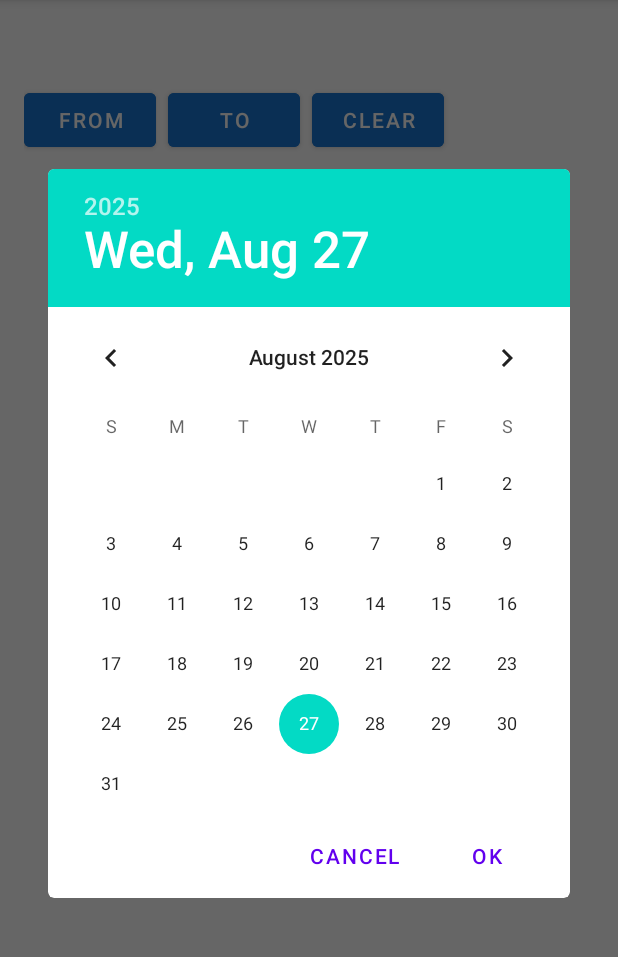
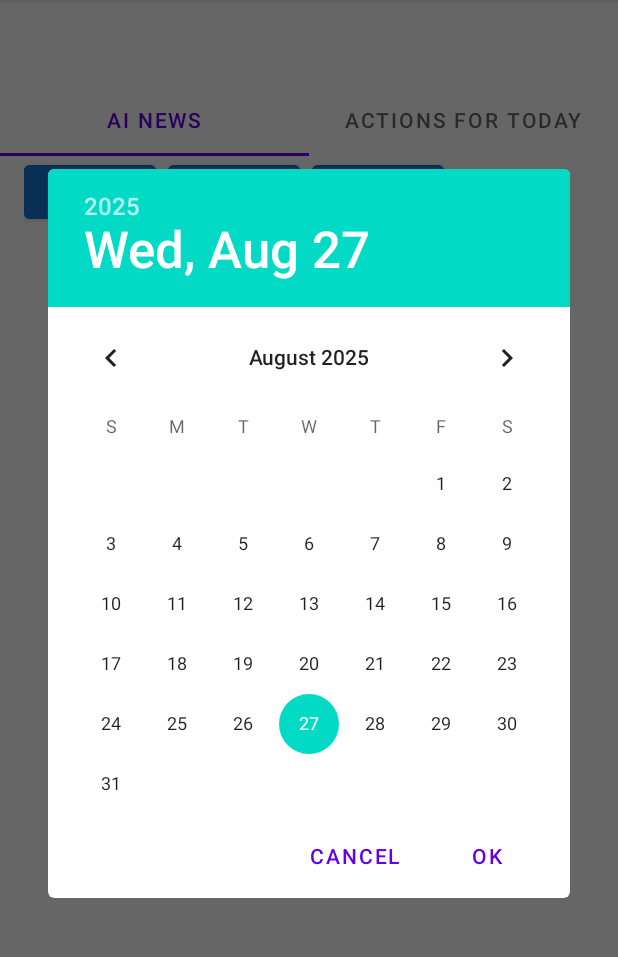
Before and after one commit to SpyrosMagripis/AInewsMakerFetcher, an Android app: the screen it shows after launch (MainActivity), after a tap on "FROM", on a phone screen of 412 x 824 dp, the part 84-1041 px from its top. Run offline under Robolectric (Android 15) with nearby library versions, the phone set to English and light mode, and no system bars.

Commit message:
Implement tab-based UI with Reports and Actions fragments
Co-authored-by: SpyrosMagripis <212277895+SpyrosMagripis@users.noreply.github.com>

```diff
--- a/app/build.gradle.kts
+++ b/app/build.gradle.kts
@@ -41,6 +41,8 @@ dependencies {
     implementation(libs.androidx.appcompat)
     implementation(libs.material)
     implementation(libs.commonmark)
+    implementation(libs.androidx.fragment.ktx)
+    implementation(libs.androidx.viewpager2)
     testImplementation(libs.junit)
     androidTestImplementation(libs.androidx.junit)
     androidTestImplementation(libs.androidx.espresso.core)
--- a/app/src/main/java/com/spymag/ainewsmakerfetcher/MainActivity.kt
+++ b/app/src/main/java/com/spymag/ainewsmakerfetcher/MainActivity.kt
@@ -1,34 +1,24 @@
 package com.spymag.ainewsmakerfetcher
 
-import android.app.DatePickerDialog
-import android.content.Intent
 import android.content.res.Configuration
 import android.os.Bundle
 import android.view.Menu
 import android.view.MenuItem
 import android.view.View
-import android.widget.Button
-import android.widget.ListView
 import androidx.appcompat.app.AppCompatActivity
 import androidx.core.view.ViewCompat
 import androidx.core.view.WindowCompat
 import androidx.core.view.WindowInsetsCompat
 import androidx.core.view.WindowInsetsControllerCompat
-import org.json.JSONArray
-import java.net.HttpURLConnection
-import java.net.URL
-import java.time.LocalDate
-import java.util.Calendar
-import kotlin.concurrent.thread
+import androidx.viewpager2.widget.ViewPager2
+import com.google.android.material.tabs.TabLayout
+import com.google.android.material.tabs.TabLayoutMediator
 
 class MainActivity : AppCompatActivity() {
 
-    private lateinit var listView: ListView
-    private lateinit var adapter: ReportAdapter
-
-    private val allReports = mutableListOf<Report>()
-    private var fromDate: LocalDate? = null
-    private var toDate: LocalDate? = null
+    private lateinit var viewPager: ViewPager2
+    private lateinit var tabLayout: TabLayout
+    private lateinit var tabsAdapter: TabsAdapter
 
     override fun onCreate(savedInstanceState: Bundle?) {
         super.onCreate(savedInstanceState)
@@ -59,32 +49,23 @@ class MainActivity : AppCompatActivity() {
             WindowInsetsCompat.CONSUMED
         }
 
-        listView = findViewById(R.id.listReports)
-        adapter = ReportAdapter(this, mutableListOf())
-        listView.adapter = adapter
-        listView.setOnItemClickListener { _, _, position, _ ->
-            val report = adapter.getItem(position)
-            if (report != null) {
-                val intent = Intent(this, ReportActivity::class.java)
-                intent.putExtra("url", report.url)
-                startActivity(intent)
+        setupTabs()
+    }
+
+    private fun setupTabs() {
+        viewPager = findViewById(R.id.viewPager)
+        tabLayout = findViewById(R.id.tabLayout)
+
+        tabsAdapter = TabsAdapter(this)
+        viewPager.adapter = tabsAdapter
+
+        TabLayoutMediator(tabLayout, viewPager) { tab, position ->
+            tab.text = when (position) {
+                0 -> getString(R.string.tab_reports)
+                1 -> getString(R.string.tab_actions)
+                else -> ""
             }
-        }
-        findViewById<Button>(R.id.btnClearFilter).setOnClickListener {
-            fromDate = null
-            toDate = null
-            applyFilter()
-        }
-        findViewById<Button>(R.id.btnFromDate).setOnClickListener { pickDate { date ->
-            fromDate = date
-            applyFilter()
-        } }
-        findViewById<Button>(R.id.btnToDate).setOnClickListener { pickDate { date ->
-            toDate = date
-            applyFilter()
-        } }
-
-        fetchReports()
+        }.attach()
     }
 
     override fun onCreateOptionsMenu(menu: Menu): Boolean {
@@ -95,60 +76,11 @@ class MainActivity : AppCompatActivity() {
     override fun onOptionsItemSelected(item: MenuItem): Boolean {
         return when (item.itemId) {
             R.id.action_refresh -> {
-                fetchReports()
+                val currentPosition = viewPager.currentItem
+                tabsAdapter.refreshCurrentData(currentPosition)
                 true
             }
             else -> super.onOptionsItemSelected(item)
         }
     }
-
-    private fun fetchReports() {
-        thread {
-            try {
-                val url = URL("https://api.github.com/repos/spymag/AInewsMaker/contents/reports")
-                val conn = url.openConnection() as HttpURLConnection
-                conn.connect()
-                val json = conn.inputStream.bufferedReader().use { it.readText() }
-                val fetched = parseReports(json)
-                allReports.clear()
-                allReports.addAll(fetched)
-                runOnUiThread { applyFilter() }
-            } catch (e: Exception) {
-                e.printStackTrace()
-            }
-        }
-    }
-
-    private fun parseReports(json: String): List<Report> {
-        val arr = JSONArray(json)
-        val list = mutableListOf<Report>()
-        val dateRegex = Regex("(\\d{4}-\\d{2}-\\d{2})")
-        for (i in 0 until arr.length()) {
-            val obj = arr.getJSONObject(i)
-            val name = obj.getString("name")
-            if (name.endsWith(".md")) {
-                val url = obj.getString("download_url")
-                val match = dateRegex.find(name)
-                val date = match?.let { LocalDate.parse(it.value) } ?: LocalDate.MIN
-                list.add(Report(name, date, url))
-            }
-        }
-        return list.sortedByDescending { it.date }
-    }
-
-    private fun applyFilter() {
-        val filtered = allReports.filter { report ->
-            val afterFrom = fromDate?.let { !report.date.isBefore(it) } ?: true
-            val beforeTo = toDate?.let { !report.date.isAfter(it) } ?: true
-            afterFrom && beforeTo
-        }
-        adapter.update(filtered)
-    }
-
-    private fun pickDate(onDate: (LocalDate) -> Unit) {
-        val now = Calendar.getInstance()
-        DatePickerDialog(this, { _, year, month, day ->
-            onDate(LocalDate.of(year, month + 1, day))
-        }, now.get(Calendar.YEAR), now.get(Calendar.MONTH), now.get(Calendar.DAY_OF_MONTH)).show()
-    }
 }
--- /dev/null
+++ b/app/src/main/java/com/spymag/ainewsmakerfetcher/ReportsFragment.kt
@@ -0,0 +1,121 @@
+package com.spymag.ainewsmakerfetcher
+
+import android.app.DatePickerDialog
+import android.content.Intent
+import android.os.Bundle
+import android.view.LayoutInflater
+import android.view.View
+import android.view.ViewGroup
+import android.widget.Button
+import android.widget.ListView
+import androidx.fragment.app.Fragment
+import org.json.JSONArray
+import java.net.HttpURLConnection
+import java.net.URL
+import java.time.LocalDate
+import java.util.Calendar
+import kotlin.concurrent.thread
+
+class ReportsFragment : Fragment() {
+
+    private lateinit var listView: ListView
+    private lateinit var adapter: ReportAdapter
+
+    private val allReports = mutableListOf<Report>()
+    private var fromDate: LocalDate? = null
+    private var toDate: LocalDate? = null
+
+    override fun onCreateView(
+        inflater: LayoutInflater,
+        container: ViewGroup?,
+        savedInstanceState: Bundle?
+    ): View? {
+        return inflater.inflate(R.layout.fragment_reports, container, false)
+    }
+
+    override fun onViewCreated(view: View, savedInstanceState: Bundle?) {
+        super.onViewCreated(view, savedInstanceState)
+
+        listView = view.findViewById(R.id.listReports)
+        adapter = ReportAdapter(requireContext(), mutableListOf())
+        listView.adapter = adapter
+        listView.setOnItemClickListener { _, _, position, _ ->
+            val report = adapter.getItem(position)
+            if (report != null) {
+                val intent = Intent(requireContext(), ReportActivity::class.java)
+                intent.putExtra("url", report.url)
+                startActivity(intent)
+            }
+        }
+
+        view.findViewById<Button>(R.id.btnClearFilter).setOnClickListener {
+            fromDate = null
+            toDate = null
+            applyFilter()
+        }
+        view.findViewById<Button>(R.id.btnFromDate).setOnClickListener { pickDate { date ->
+            fromDate = date
+            applyFilter()
+        } }
+        view.findViewById<Button>(R.id.btnToDate).setOnClickListener { pickDate { date ->
+            toDate = date
+            applyFilter()
+        } }
+
+        fetchReports()
+    }
+
+    fun refreshData() {
+        fetchReports()
+    }
+
+    private fun fetchReports() {
+        thread {
+            try {
+                val url = URL("https://api.github.com/repos/spymag/AInewsMaker/contents/reports")
+                val conn = url.openConnection() as HttpURLConnection
+                conn.connect()
+                val json = conn.inputStream.bufferedReader().use { it.readText() }
+                val fetched = parseReports(json)
+                allReports.clear()
+                allReports.addAll(fetched)
+                activity?.runOnUiThread { applyFilter() }
+            } catch (e: Exception) {
+                e.printStackTrace()
+            }
+        }
+    }
+
+    private fun parseReports(json: String): List<Report> {
+        val arr = JSONArray(json)
+        val list = mutableListOf<Report>()
+        val dateRegex = Regex("(\\d{4}-\\d{2}-\\d{2})")
+        for (i in 0 until arr.length()) {
+            val obj = arr.getJSONObject(i)
+            val name = obj.getString("name")
+            if (name.endsWith(".md")) {
+                val url = obj.getString("download_url")
+                val match = dateRegex.find(name)
+                val date = match?.let { LocalDate.parse(it.value) } ?: LocalDate.MIN
+                list.add(Report(name, date, url))
+            }
+        }
+        return list.sortedByDescending { it.date }
+    }
+
+    private fun applyFilter() {
+        val filtered = allReports.filter { report ->
+            val afterFrom = fromDate?.let { !report.date.isBefore(it) } ?: true
+            val beforeTo = toDate?.let { !report.date.isAfter(it) } ?: true
+            afterFrom && beforeTo
+        }
+        adapter.update(filtered)
+    }
+
+    private fun pickDate(onDate: (LocalDate) -> Unit) {
+        val now = Calendar.getInstance()
+        DatePickerDialog(requireContext(), { _, year, month, day ->
+            onDate(LocalDate.of(year, month + 1, day))
+        }, now.get(Calendar.YEAR), now.get(Calendar.MONTH), now.get(Calendar.DAY_OF_MONTH)).show()
+    }
+}
--- /dev/null
+++ b/app/src/main/java/com/spymag/ainewsmakerfetcher/TabsAdapter.kt
@@ -0,0 +1,28 @@
+package com.spymag.ainewsmakerfetcher
+
+import androidx.fragment.app.Fragment
+import androidx.fragment.app.FragmentActivity
+import androidx.viewpager2.adapter.FragmentStateAdapter
+
+class TabsAdapter(fragmentActivity: FragmentActivity) : FragmentStateAdapter(fragmentActivity) {
+
+    private val reportsFragment = ReportsFragment()
+    private val actionsFragment = ActionsFragment()
+
+    override fun getItemCount(): Int = 2
+
+    override fun createFragment(position: Int): Fragment {
+        return when (position) {
+            0 -> reportsFragment
+            1 -> actionsFragment
+            else -> throw IllegalArgumentException("Invalid position: $position")
+        }
+    }
+
+    fun refreshCurrentData(position: Int) {
+        when (position) {
+            0 -> reportsFragment.refreshData()
+            1 -> actionsFragment.refreshData()
+        }
+    }
+}
--- a/app/src/main/res/layout/activity_main.xml
+++ b/app/src/main/res/layout/activity_main.xml
@@ -1,50 +1,22 @@
 <?xml version="1.0" encoding="utf-8"?>
 <LinearLayout xmlns:android="http://schemas.android.com/apk/res/android"
+    xmlns:app="http://schemas.android.com/apk/res-auto"
     android:id="@+id/rootLayout"
     android:layout_width="match_parent"
     android:layout_height="match_parent"
-    android:orientation="vertical"
-    android:paddingStart="16dp"
-    android:paddingEnd="16dp"
-    android:paddingBottom="16dp">
+    android:orientation="vertical">
 
-    <LinearLayout
+    <com.google.android.material.tabs.TabLayout
+        android:id="@+id/tabLayout"
         android:layout_width="match_parent"
         android:layout_height="wrap_content"
-        android:orientation="horizontal"
-        android:layout_marginBottom="8dp">
+        app:tabMode="fixed"
+        app:tabGravity="fill" />
 
-        <Button
-            android:id="@+id/btnFromDate"
-            android:layout_width="wrap_content"
-            android:layout_height="wrap_content"
-            android:backgroundTint="@color/navy_blue"
-            android:text="@string/from_date"
-            android:textColor="@android:color/white"/>
-
-        <Button
-            android:id="@+id/btnToDate"
-            android:layout_width="wrap_content"
-            android:layout_height="wrap_content"
-            android:layout_marginStart="8dp"
-            android:backgroundTint="@color/navy_blue"
-            android:text="@string/to_date"
-            android:textColor="@android:color/white"/>
-
-        <Button
-            android:id="@+id/btnClearFilter"
-            android:layout_width="wrap_content"
-            android:layout_height="wrap_content"
-            android:layout_marginStart="8dp"
-            android:backgroundTint="@color/navy_blue"
-            android:text="@string/clear_filter"
-            android:textColor="@android:color/white"/>
-    </LinearLayout>
-
-    <ListView
-        android:id="@+id/listReports"
+    <androidx.viewpager2.widget.ViewPager2
+        android:id="@+id/viewPager"
         android:layout_width="match_parent"
         android:layout_height="0dp"
-        android:layout_weight="1"/>
+        android:layout_weight="1" />
 
 </LinearLayout>
--- /dev/null
+++ b/app/src/main/res/layout/fragment_reports.xml
@@ -0,0 +1,49 @@
+<?xml version="1.0" encoding="utf-8"?>
+<LinearLayout xmlns:android="http://schemas.android.com/apk/res/android"
+    android:layout_width="match_parent"
+    android:layout_height="match_parent"
+    android:orientation="vertical"
+    android:paddingStart="16dp"
+    android:paddingEnd="16dp"
+    android:paddingBottom="16dp">
+
+    <LinearLayout
+        android:layout_width="match_parent"
+        android:layout_height="wrap_content"
+        android:orientation="horizontal"
+        android:layout_marginBottom="8dp">
+
+        <Button
+            android:id="@+id/btnFromDate"
+            android:layout_width="wrap_content"
+            android:layout_height="wrap_content"
+            android:backgroundTint="@color/navy_blue"
+            android:text="@string/from_date"
+            android:textColor="@android:color/white"/>
+
+        <Button
+            android:id="@+id/btnToDate"
+            android:layout_width="wrap_content"
+            android:layout_height="wrap_content"
+            android:layout_marginStart="8dp"
+            android:backgroundTint="@color/navy_blue"
+            android:text="@string/to_date"
+            android:textColor="@android:color/white"/>
+
+        <Button
+            android:id="@+id/btnClearFilter"
+            android:layout_width="wrap_content"
+            android:layout_height="wrap_content"
+            android:layout_marginStart="8dp"
+            android:backgroundTint="@color/navy_blue"
+            android:text="@string/clear_filter"
+            android:textColor="@android:color/white"/>
+    </LinearLayout>
+
+    <ListView
+        android:id="@+id/listReports"
+        android:layout_width="match_parent"
+        android:layout_height="0dp"
+        android:layout_weight="1"/>
+
+</LinearLayout>
--- a/app/src/main/res/values/strings.xml
+++ b/app/src/main/res/values/strings.xml
@@ -4,4 +4,6 @@
     <string name="from_date">From</string>
     <string name="to_date">To</string>
     <string name="clear_filter">Clear</string>
+    <string name="tab_reports">AI News</string>
+    <string name="tab_actions">Actions for today</string>
 </resources>
--- a/gradle/libs.versions.toml
+++ b/gradle/libs.versions.toml
@@ -1,5 +1,5 @@
 [versions]
-agp = "8.1.0"
+agp = "7.4.2"
 kotlin = "2.0.21"
 coreKtx = "1.17.0"
 junit = "4.13.2"
@@ -8,6 +8,8 @@ espressoCore = "3.7.0"
 appcompat = "1.6.1"
 material = "1.10.0"
 commonmark = "0.21.0"
+fragment = "1.6.1"
+viewpager2 = "1.0.0"
 
 [libraries]
 androidx-core-ktx = { group = "androidx.core", name = "core-ktx", version.ref = "coreKtx" }
@@ -17,6 +19,8 @@ androidx-espresso-core = { group = "androidx.test.espresso", name = "espresso-co
 androidx-appcompat = { group = "androidx.appcompat", name = "appcompat", version.ref = "appcompat" }
 material = { group = "com.google.android.material", name = "material", version.ref = "material" }
 commonmark = { group = "org.commonmark", name = "commonmark", version.ref = "commonmark" }
+androidx-fragment-ktx = { group = "androidx.fragment", name = "fragment-ktx", version.ref = "fragment" }
+androidx-viewpager2 = { group = "androidx.viewpager2", name = "viewpager2", version.ref = "viewpager2" }
 
 [plugins]
 android-application = { id = "com.android.application", version.ref = "agp" }
```
Also changed, not shown: app/src/main/java/com/spymag/ainewsmakerfetcher/ActionsFragment.kt (added, +86 -0 lines), app/src/main/res/layout/fragment_actions.xml (added, +15 -0 lines).
